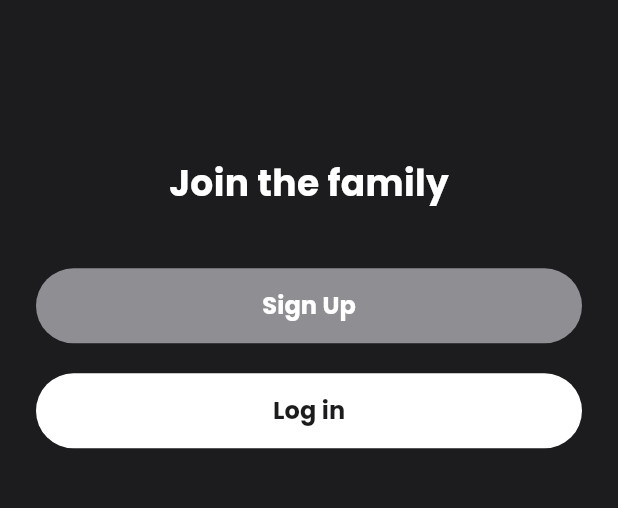
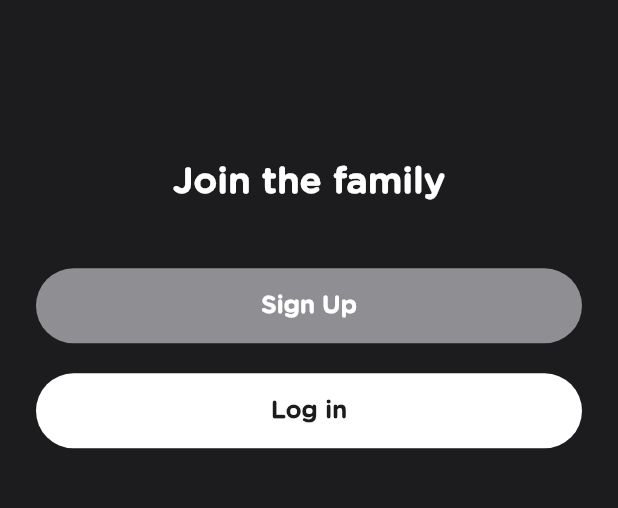
Before and after one commit to Lamzey/Siana-Errand-App, a Flutter app: the AuthScreen screen opened directly, on a phone screen of 412 x 824 dp, the part 317-825 px from its top. Run offline on Flutter 3.47's test engine with Material 3 defaults, Android fonts, the phone set to English and light mode, and no system bars; our stand-ins replace persistent_bottom_nav_bar_v2, phosphor_flutter, shared_preferences; accounts and stored records are empty.

Commit message:
fonts updates

```diff
--- a/siana_erran_app/lib/core/theme/app_theme.dart
+++ b/siana_erran_app/lib/core/theme/app_theme.dart
@@ -1,36 +1,96 @@
 import 'package:flutter/material.dart';
 
-// Define the light color scheme based on the SignUp screen
+// Light color scheme
 final lightColorScheme = ColorScheme(
-  primary: Color(0xFF007AFF), // Accent color for links and highlights
-  secondary: Color(0xFF007AFF), // Assuming secondary is similar to primary
-  surface: Color(0xFFFFFFFF), // Card and elevated surfaces
+  primary: Color(0xFF007AFF),
+  secondary: Color(0xFF007AFF),
+  surface: Color(0xFFFFFFFF),
   error: Color(0xFFFF0000),
   onPrimary: Color(0xFFFFFFFF),
   onSecondary: Color(0xFFFFFFFF),
   onSurface: Color(0xFF000000),
   onError: Color(0xFFFFFFFF),
-  brightness: Brightness.light, // Corrected to Brightness enum
+  brightness: Brightness.light,
 );
 
-// Define the text theme using the custom font "Poppins" with Material 3 properties
+// TextTheme all in GothamRounded
 final textTheme = TextTheme(
-  headlineSmall: TextStyle(fontSize: 24, fontWeight: FontWeight.bold, fontFamily: 'Poppins'), // Updated from headline1
-  labelLarge: TextStyle(fontSize: 16, fontWeight: FontWeight.bold, fontFamily: 'Poppins'), // Updated from button
-  bodyLarge: TextStyle(fontSize: 16, fontWeight: FontWeight.normal, fontFamily: 'Poppins'), // Updated from bodyText1
-  bodySmall: TextStyle(fontSize: 12, fontWeight: FontWeight.normal, fontFamily: 'Poppins'), // Updated from caption
-);
-
-// Customize the elevated button theme to match the primary button style
-final elevatedButtonTheme = ElevatedButtonThemeData(
-  style: ElevatedButton.styleFrom(
-    backgroundColor: Color(0xFF000000), // Updated from primary
-    foregroundColor: Color(0xFFFFFFFF), // Updated from onPrimary
-    shape: RoundedRectangleBorder(borderRadius: BorderRadius.circular(8)),
+  headlineLarge: TextStyle(
+    fontSize: 32,
+    fontWeight: FontWeight.w500,
+    fontFamily: 'GothamRounded',
+  ),
+  headlineMedium: TextStyle(
+    fontSize: 28,
+    fontWeight: FontWeight.w500,
+    fontFamily: 'GothamRounded',
+  ),
+  headlineSmall: TextStyle(
+    fontSize: 24,
+    fontWeight: FontWeight.w500,
+    fontFamily: 'GothamRounded',
+  ),
+  titleLarge: TextStyle(
+    fontSize: 20,
+    fontWeight: FontWeight.w500,
+    fontFamily: 'GothamRounded',
+  ),
+  titleMedium: TextStyle(
+    fontSize: 18,
+    fontWeight: FontWeight.w500,
+    fontFamily: 'GothamRounded',
+  ),
+  titleSmall: TextStyle(
+    fontSize: 16,
+    fontWeight: FontWeight.w500,
+    fontFamily: 'GothamRounded',
+  ),
+  bodyLarge: TextStyle(
+    fontSize: 16,
+    fontWeight: FontWeight.normal,
+    fontFamily: 'GothamRounded',
+  ),
+  bodyMedium: TextStyle(
+    fontSize: 14,
+    fontWeight: FontWeight.normal,
+    fontFamily: 'GothamRounded',
+  ),
+  bodySmall: TextStyle(
+    fontSize: 12,
+    fontWeight: FontWeight.normal,
+    fontFamily: 'GothamRounded',
+  ),
+  labelLarge: TextStyle(
+    fontSize: 16,
+    fontWeight: FontWeight.bold,
+    fontFamily: 'GothamRounded',
+  ),
+  labelMedium: TextStyle(
+    fontSize: 14,
+    fontWeight: FontWeight.bold,
+    fontFamily: 'GothamRounded',
+  ),
+  labelSmall: TextStyle(
+    fontSize: 12,
+    fontWeight: FontWeight.bold,
+    fontFamily: 'GothamRounded',
   ),
 );
 
-// Set up the input decoration theme for text fields
+// Elevated button theme (GothamRounded)
+final elevatedButtonTheme = ElevatedButtonThemeData(
+  style: ElevatedButton.styleFrom(
+    backgroundColor: Color(0xFF000000),
+    foregroundColor: Color(0xFFFFFFFF),
+    shape: RoundedRectangleBorder(borderRadius: BorderRadius.circular(8)),
+    textStyle: TextStyle(
+      fontFamily: 'GothamRounded',
+      fontWeight: FontWeight.w500,
+    ),
+  ),
+);
+
+// Input fields (GothamRounded)
 final inputDecorationTheme = InputDecorationTheme(
   filled: true,
   fillColor: Color(0xFFFFFFFF),
@@ -38,11 +98,11 @@ final inputDecorationTheme = InputDecorationTheme(
     borderRadius: BorderRadius.circular(8),
     borderSide: BorderSide(color: Color(0xFFE0E0E0)),
   ),
-  labelStyle: TextStyle(color: Color(0xFF666666)),
-  hintStyle: TextStyle(color: Color(0xFF666666)),
+  labelStyle: TextStyle(color: Color(0xFF666666), fontFamily: 'GothamRounded'),
+  hintStyle: TextStyle(color: Color(0xFF666666), fontFamily: 'GothamRounded'),
 );
 
-// Define the main theme data for the light theme
+// Light ThemeData
 final ThemeData lightTheme = ThemeData(
   useMaterial3: true,
   colorScheme: lightColorScheme,
@@ -51,10 +111,10 @@ final ThemeData lightTheme = ThemeData(
   inputDecorationTheme: inputDecorationTheme,
   iconTheme: IconThemeData(color: Color(0xFF000000)),
   primaryIconTheme: IconThemeData(color: Color(0xFFFFFFFF)),
-  fontFamily: 'Poppins',
+  fontFamily: 'GothamRounded',
 );
 
-// Optional dark theme (if needed)
+// Dark color scheme
 final darkColorScheme = ColorScheme(
   primary: Color(0xFF007AFF),
   secondary: Color(0xFF007AFF),
@@ -64,17 +124,23 @@ final darkColorScheme = ColorScheme(
   onSecondary: Color(0xFFFFFFFF),
   onSurface: Color(0xFFFFFFFF),
   onError: Color(0xFFFFFFFF),
-  brightness: Brightness.dark, // Corrected to Brightness enum
+  brightness: Brightness.dark,
 );
 
+// Dark Elevated button (GothamRounded)
 final elevatedButtonThemeDark = ElevatedButtonThemeData(
   style: ElevatedButton.styleFrom(
     backgroundColor: Color(0xFF424242),
     foregroundColor: Color(0xFFFFFFFF),
     shape: RoundedRectangleBorder(borderRadius: BorderRadius.circular(8)),
+    textStyle: TextStyle(
+      fontFamily: 'GothamRounded',
+      fontWeight: FontWeight.w500,
+    ),
   ),
 );
 
+// Dark inputs (GothamRounded)
 final inputDecorationThemeDark = InputDecorationTheme(
   filled: true,
   fillColor: Color(0xFF424242),
@@ -82,10 +148,11 @@ final inputDecorationThemeDark = InputDecorationTheme(
     borderRadius: BorderRadius.circular(8),
     borderSide: BorderSide(color: Color(0xFF424242)),
   ),
-  labelStyle: TextStyle(color: Color(0xFFB0B0B0)),
-  hintStyle: TextStyle(color: Color(0xFF666666)),
+  labelStyle: TextStyle(color: Color(0xFFB0B0B0), fontFamily: 'GothamRounded'),
+  hintStyle: TextStyle(color: Color(0xFF666666), fontFamily: 'GothamRounded'),
 );
 
+// Dark ThemeData
 final ThemeData darkTheme = ThemeData(
   useMaterial3: true,
   colorScheme: darkColorScheme,
@@ -94,5 +161,5 @@ final ThemeData darkTheme = ThemeData(
   inputDecorationTheme: inputDecorationThemeDark,
   iconTheme: IconThemeData(color: Color(0xFFFFFFFF)),
   primaryIconTheme: IconThemeData(color: Color(0xFFFFFFFF)),
-  fontFamily: 'Poppins',
+  fontFamily: 'GothamRounded',
 );
--- a/siana_erran_app/lib/features/home/widgets/active_erran_card_widget.dart
+++ b/siana_erran_app/lib/features/home/widgets/active_erran_card_widget.dart
@@ -13,6 +13,7 @@ class ActiveErrandsSection extends StatelessWidget {
   @override
   Widget build(BuildContext context) {
     return ListView.builder(
+      physics: NeverScrollableScrollPhysics(),
       shrinkWrap: true,
       itemCount: sampleErrands.length,
       itemBuilder: (context, index) {
```
Also changed, not shown: siana_erran_app/lib/features/home/screens/home.dart (+52 -6 lines), siana_erran_app/pubspec.yaml (+8 -8 lines), siana_erran_app/assets/fonts/GothamRounded-Book.otf (added), siana_erran_app/assets/fonts/GothamRounded-Light.otf (added), siana_erran_app/assets/fonts/GothamRounded-Medium.otf (added).
